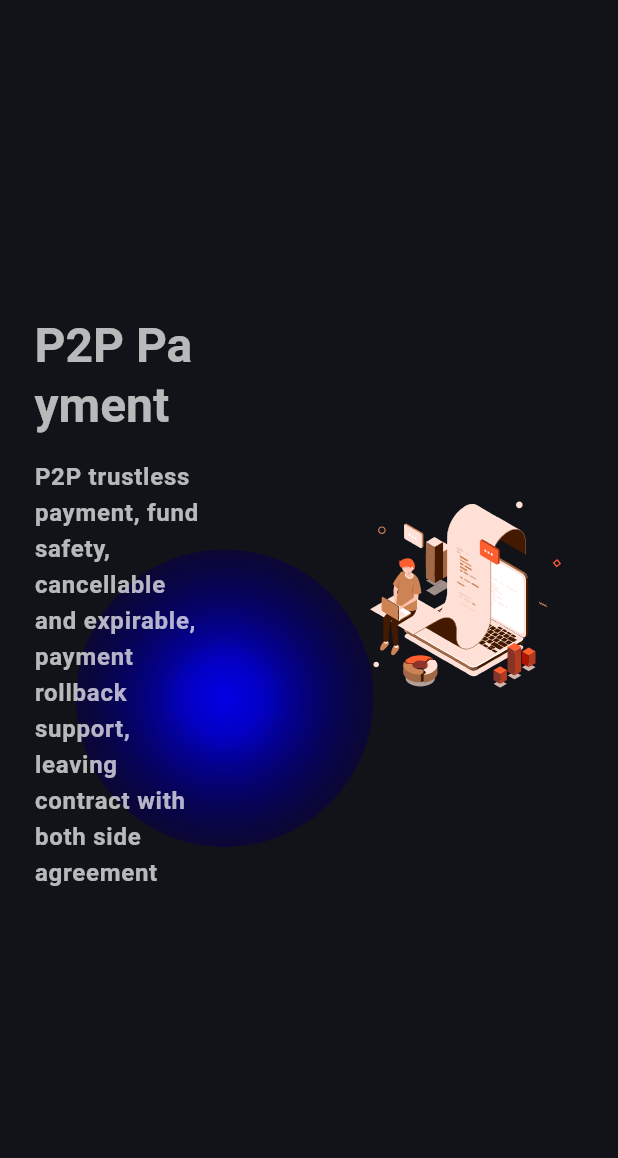
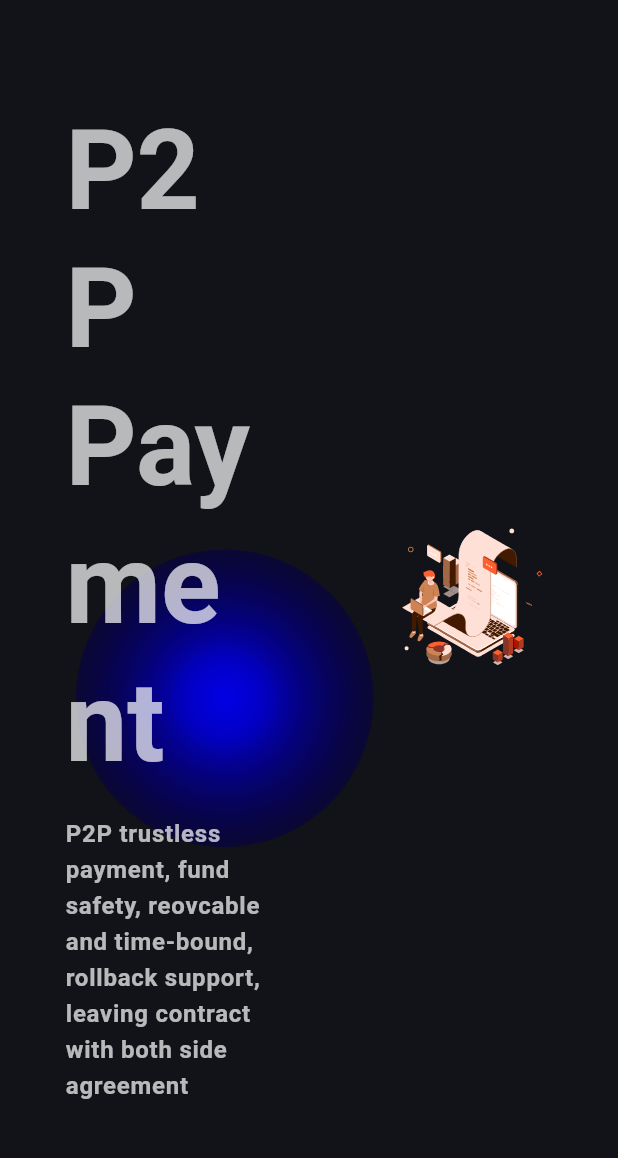
Before and after one commit to hassan-qasemi/contract_foundry_landing, a Flutter app: the LandingPageDesktop screen opened directly, swiped to page 3, on a phone screen of 412 x 824 dp, the part 57-1215 px from its top. Run offline on Flutter 3.47's test engine with Material 3 defaults, Android fonts, the phone set to English and light mode, and no system bars; our stand-ins replace flutter_markdown, go_router, google_fonts, lottie, qr_flutter; missing offline and left inert: dart:html, iconify_flutter.

Commit message:
fix some spaces

```diff
--- a/lib/pages/contract_page/view.dart
+++ b/lib/pages/contract_page/view.dart
@@ -33,7 +33,7 @@ class ContractPageView extends StatelessWidget {
               ),
               SizedBox(height: 30),
               LayoutBuilder(
-                  builder: (ctx, cns) => cns.maxWidth >= 700
+                  builder: (ctx, cns) => cns.maxWidth >= 500
                       ? Row(
                           children: [
                             const Expanded(child: SizedBox()),
--- a/lib/pages/landing_page_view/desktop.dart
+++ b/lib/pages/landing_page_view/desktop.dart
@@ -3,7 +3,6 @@ import 'package:contract_foundry_landing_page/config.dart';
 import 'package:contract_foundry_landing_page/theme/text_theme_extensions.dart';
 import 'package:contract_foundry_landing_page/theme/theme_color_extension.dart';
 import 'package:flutter/material.dart';
-import 'package:go_router/go_router.dart';
 import 'package:url_launcher/url_launcher_string.dart';
 import '../service_intro_pages/desktop.dart';
 import 'background.dart';
@@ -62,9 +61,9 @@ class LandingPageDesktop extends StatelessWidget {
                 h: MediaQuery.of(context).size.height,
                 w: MediaQuery.of(context).size.width,
                 rtl: true,
-                title: 'Document Certification',
+                title: 'Document Verification',
                 description:
-                    'On-Chain Document Cerification, multi-chain automated verification and authentication, compliant signature, on-chain signature verification, immutable signature, immutable audit trails, multi signature support, expirable and revocable',
+                    'Blockchain Certification, multi-chain automated verification,multi verifier support, revocable and time-bound',
               ),
               DesktopServiceTile(
                 asset: Assets.paperAsset,
@@ -72,7 +71,7 @@ class LandingPageDesktop extends StatelessWidget {
                 w: MediaQuery.of(context).size.width,
                 title: 'P2P Payment',
                 description:
-                    'P2P trustless payment, fund safety, cancellable and expirable, payment rollback support, leaving contract with both side agreement',
+                    'P2P trustless payment, fund safety, reovcable and time-bound, rollback support, leaving contract with both side agreement',
               ),
               DesktopServiceTile(
                 asset: Assets.apwAsset,
@@ -81,13 +80,13 @@ class LandingPageDesktop extends StatelessWidget {
                 rtl: true,
                 title: 'Asset Monetization',
                 description:
-                    'Global audit for creators and authors, blockchain-native paywall for selling digitall assets',
+                    'Global audit for creators and authors, blockchain-native paywall for selling downloadable digitall assets',
               ),
               DesktopServiceTile(
                 asset: Assets.idAsset,
                 h: MediaQuery.of(context).size.height,
                 w: MediaQuery.of(context).size.width,
-                title: 'Decentralized Identity',
+                title: 'Decentralized  Identity',
                 description:
                     'Self-Sovereign Identity, ERC1056, W3C DID support, multi-controller, Decentralized PublicKey Infrastructure',
               ),
@@ -130,7 +129,7 @@ class _HeadPage extends StatelessWidget {
                               children: [
                                 Text(
                                   'Contract Foundry',
-                                  style: context.displayMedium!.copyWith(
+                                  style: context.displayLarge!.copyWith(
                                       color: Colors.white70,
                                       fontWeight: FontWeight.bold),
                                 ),
@@ -148,26 +147,36 @@ class _HeadPage extends StatelessWidget {
                                           _description,
                                           style: context.bodyLarge!.copyWith(
                                               color: context.primaryColor),
-                                          textAlign: TextAlign.justify,
+                                          // textAlign: TextAlign.justify,
                                         )
                                       ],
                                     )),
-                                SizedBox(height: 10),
-                                Padding(
-                                    padding:
-                                        EdgeInsets.symmetric(horizontal: 20),
-                                    child: Wrap(
+                                SizedBox(height: 25),
+                                // Padding(
+                                //     padding:
+                                //         EdgeInsets.symmetric(horizontal: 20),
+                                //     child: Wrap(
+                                //       children: [
+                                //         Text(
+                                //             'The Contract Foundry Wallet beta will be available to users on our early access list',
+                                //             textAlign: TextAlign.center,
+                                //             style: context.bodyMedium!.copyWith(
+                                //                 color: Colors.white,
+                                //                 fontWeight: FontWeight.bold)),
+                                //       ],
+                                //     )),
+                                ListTile(
+                                  title: Wrap(
                                     children: [
                                       Text(
                                           'The Contract Foundry Wallet beta will be available to users on our early access list',
                                           textAlign: TextAlign.center,
-                                            style: context.bodyLarge!.copyWith(
+                                          style: context.bodySmall!.copyWith(
                                               color: Colors.white,
                                               fontWeight: FontWeight.bold)),
                                     ],
-                                    )),
-                                ListTile(
-                                  leading: FilledButton.tonal(
+                                  ),
+                                  trailing: FilledButton.tonal(
                                       onPressed: () async {
                                         await launchUrlString(
                                             Links.requestBetaLink);
@@ -212,7 +221,7 @@ class _HeadPage extends StatelessWidget {
   }
 
   final _description =
-      'Contract Foundry is a permissionless decentralized platform that provides self-sovereign identity, verifiable credentials, and trustless smart contracts as infrastructure.\n\nWe empower users to manage their data, verify contracts and credentials securely, privately, and without intermediaries. Built on blockchain and Web3 principles, our mission is to redefine trust through automation, transparency, and control.';
+      'Contract Foundry is a permissionless decentralized platform that provides self-sovereign identity, verifiable credentials, and enterprise-grade trustless infrastructure.\n\nWe empower users to manage their data, verify contracts and credentials securely, privately, and without intermediaries. Built on blockchain and Web3 principles, our mission is to redefine trust through automation, transparency, and control.';
 
 //   final _description = '''
 // Contract Foundry is a permissionless
--- a/lib/pages/landing_page_view/social_links_widget.dart
+++ b/lib/pages/landing_page_view/social_links_widget.dart
@@ -23,10 +23,6 @@ class SocialLinksWidget extends StatelessWidget {
               Ph.butterfly_fill,
               color: Colors.white,
             )),
-            icon: Iconify(
-              Carbon.logo_linkedin,
-              color: Colors.white,
-            )),
         IconButton.outlined(
             onPressed: () async {
               await launchUrlString(Links.telegramChannelLink);
--- a/lib/pages/service_intro_pages/desktop.dart
+++ b/lib/pages/service_intro_pages/desktop.dart
@@ -21,18 +21,19 @@ class DesktopServiceTile extends StatelessWidget {
     return Container(
       height: h,
       width: w,
+      padding: EdgeInsets.all(w * .05),
       child: Row(
         children: [
           if (rtl) ...[
             Expanded(
-                flex: 3,
+                // flex: 3,
                 child: Padding(
                     padding: EdgeInsetsGeometry.all(7),
                     child: SizedBox(
                       child: asset,
                     ))),
             Expanded(
-                flex: 2,
+                // flex: 2,
                 child: SizedBox(
               child: Padding(
                   padding: EdgeInsetsGeometry.all(7),
@@ -46,14 +47,15 @@ class DesktopServiceTile extends StatelessWidget {
                             title,
                             style: context.headlineLarge!.copyWith(
                                 color: Colors.white70,
-                                    fontWeight: FontWeight.bold),
+                                fontWeight: FontWeight.bold,
+                                fontSize:
+                                    context.headlineLarge!.fontSize! * 2.3),
                             textDirection: TextDirection.rtl,
                           )
                         ],
                       ),
                     ),
-                        ListTile(
-                          title: Wrap(
+                    Wrap(
                       children: [
                         Text(
                           description,
@@ -64,13 +66,12 @@ class DesktopServiceTile extends StatelessWidget {
                         )
                       ],
                     ),
-                        ),
                     const Expanded(child: SizedBox()),
                   ])),
             )),
           ] else ...[
             Expanded(
-                flex: 2,
+                // flex: 2,
                 child: SizedBox(
               child: Padding(
                   padding: EdgeInsetsGeometry.all(7),
@@ -83,7 +84,9 @@ class DesktopServiceTile extends StatelessWidget {
                             title,
                             style: context.headlineLarge!.copyWith(
                                 color: Colors.white70,
-                                    fontWeight: FontWeight.bold),
+                                fontWeight: FontWeight.bold,
+                                fontSize:
+                                    context.headlineLarge!.fontSize! * 2.3),
                           )
                         ],
                       ),
@@ -104,7 +107,7 @@ class DesktopServiceTile extends StatelessWidget {
                   ])),
             )),
             Expanded(
-                flex: 3,
+                // flex: 3,
                 child: Padding(
                     padding: EdgeInsetsGeometry.all(7),
                     child: SizedBox(
```
Also changed, not shown: lib/pages/landing_page_view/mobile.dart (+12 -11 lines), 1 other file. Lines whose indentation alone changed are shown as unchanged.
